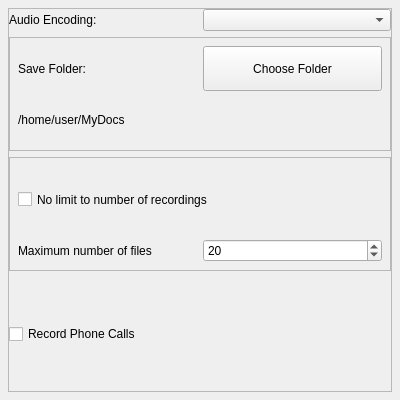
This is orepreferencesform.ui in jpietrzak8/Orecchiette as Qt 5 draws it before an edit. The edited form follows.
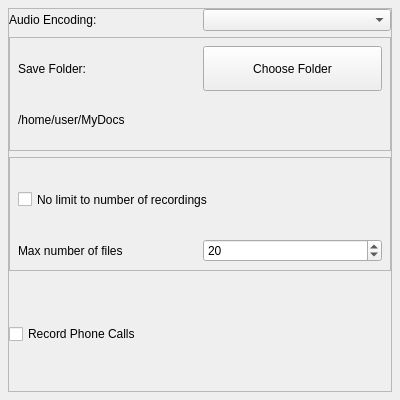
This is the edited form.

```diff
--- a/orepreferencesform.ui
+++ b/orepreferencesform.ui
@@ -125,7 +125,7 @@
             <item>
              <widget class="QLabel" name="maxLimitLabel">
               <property name="text">
-               <string>Maximum number of files</string>
+               <string>Max number of files</string>
               </property>
              </widget>
             </item>
```
